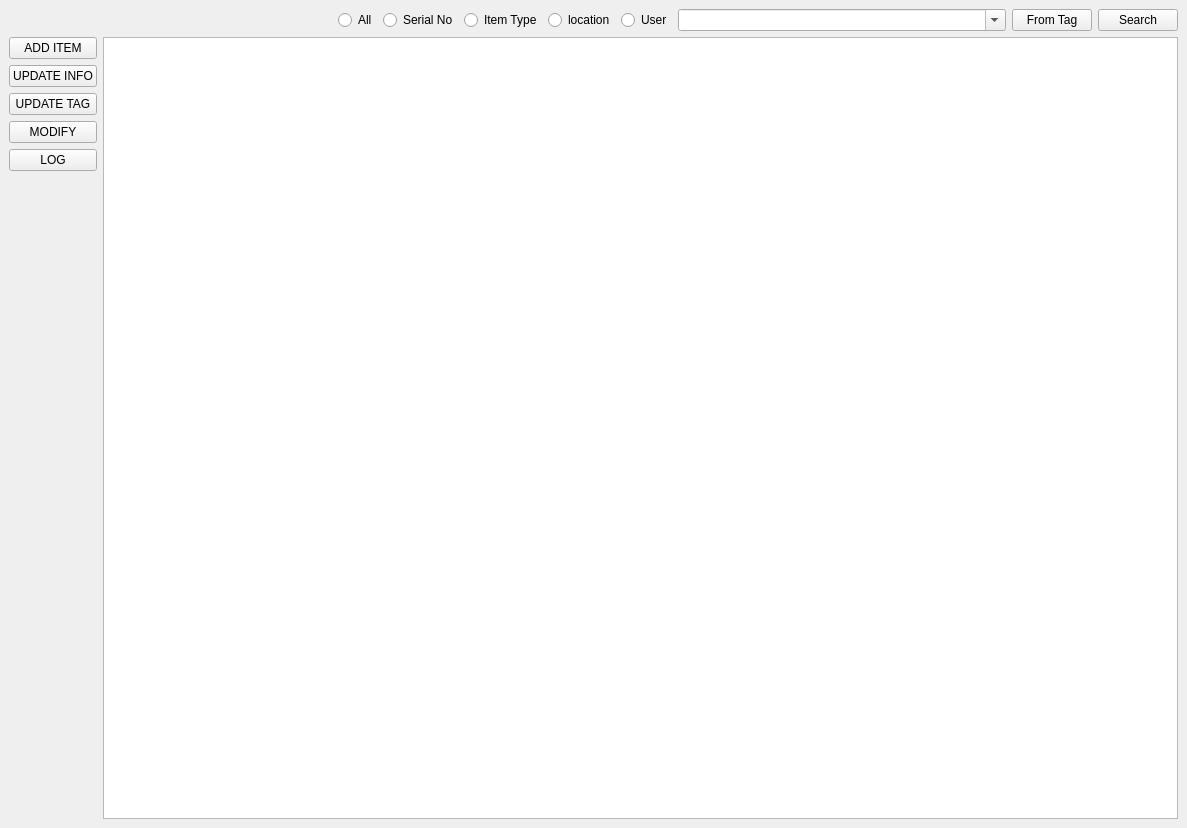
aumanimationstudios/Grantha, file GUI/uiFiles/Grantha.ui: the form before one commit.
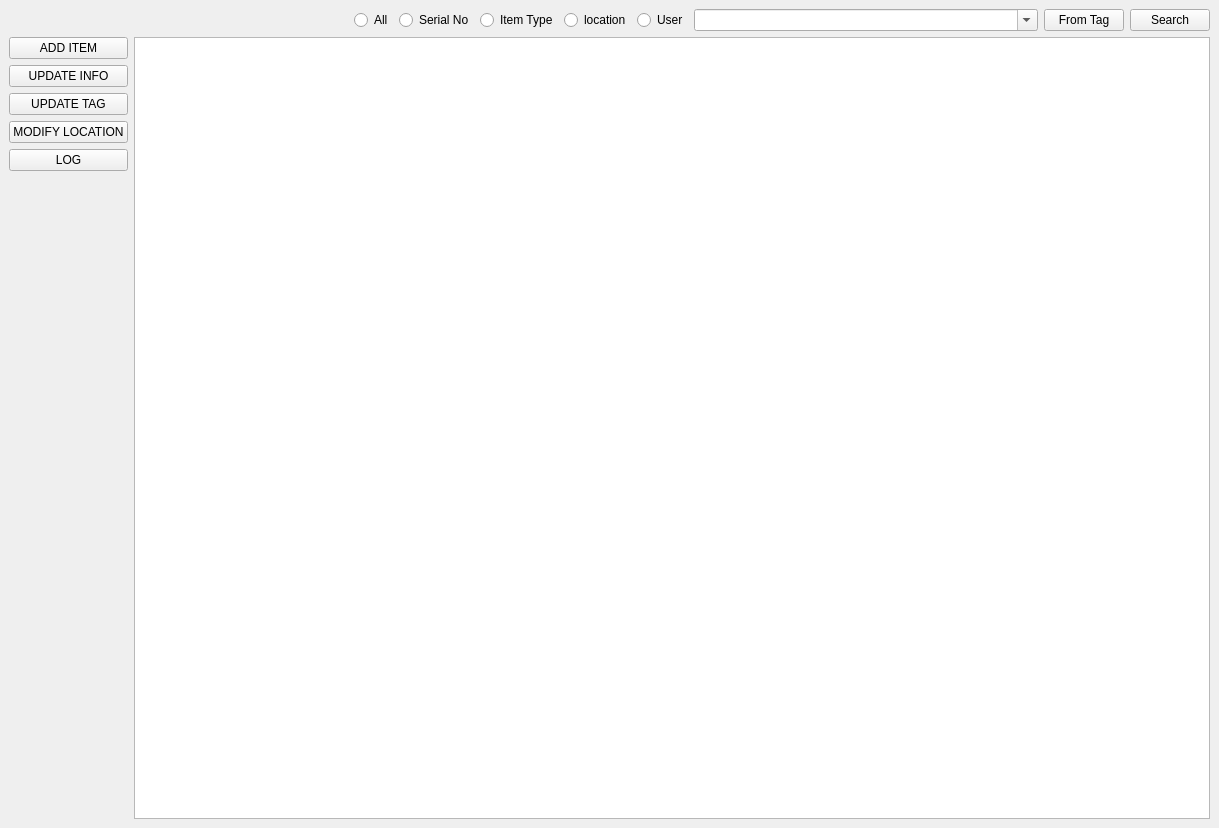
The form after the commit.

The edit to the form file:
```diff
--- a/GUI/uiFiles/Grantha.ui
+++ b/GUI/uiFiles/Grantha.ui
@@ -6,7 +6,7 @@
    <rect>
     <x>0</x>
     <y>0</y>
-    <width>1187</width>
+    <width>1219</width>
     <height>828</height>
    </rect>
   </property>
@@ -126,7 +126,7 @@
       <item>
        <widget class="QPushButton" name="modifyButton">
         <property name="text">
-         <string>MODIFY</string>
+         <string>MODIFY LOCATION</string>
         </property>
        </widget>
       </item>
```
Left out of the diff: 14 changed lines with no effect on the pictures.
